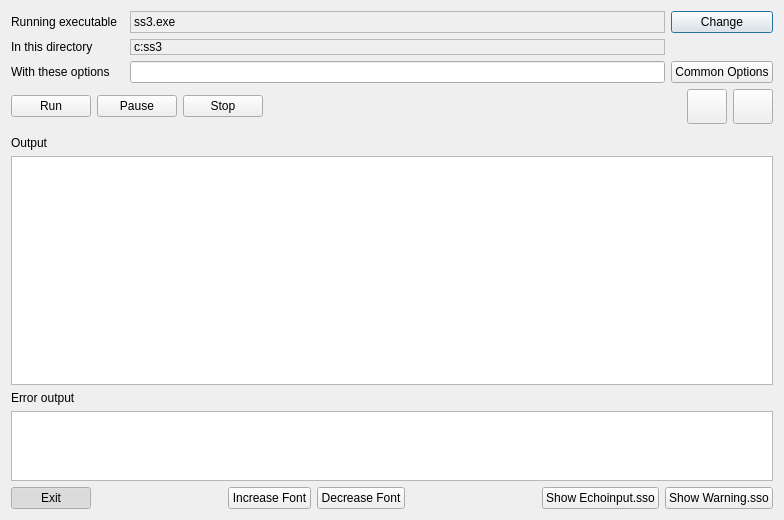
This is src/dialog_run.ui in nmfs-ost/ss3-ssi as Qt 5 draws it before an edit. The edited form follows.
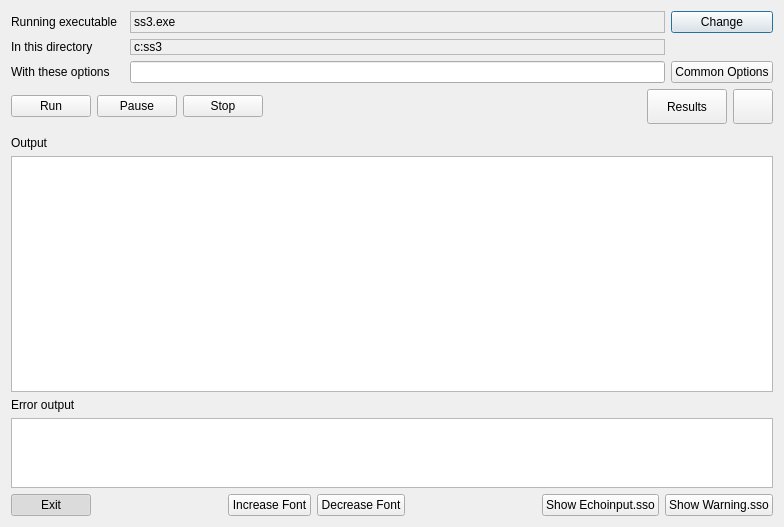
This is the edited form. Icons and pictures are not drawn.

Patch:
```diff
--- a/src/dialog_run.ui
+++ b/src/dialog_run.ui
@@ -7,7 +7,7 @@
     <x>0</x>
     <y>0</y>
     <width>784</width>
-    <height>520</height>
+    <height>527</height>
    </rect>
   </property>
   <property name="sizePolicy">
@@ -216,7 +216,7 @@
           <string>Show time-series charts from Report.sso</string>
          </property>
          <property name="text">
-          <string/>
+          <string>Results</string>
          </property>
          <property name="icon">
           <iconset resource="stock_synth.qrc">
```
